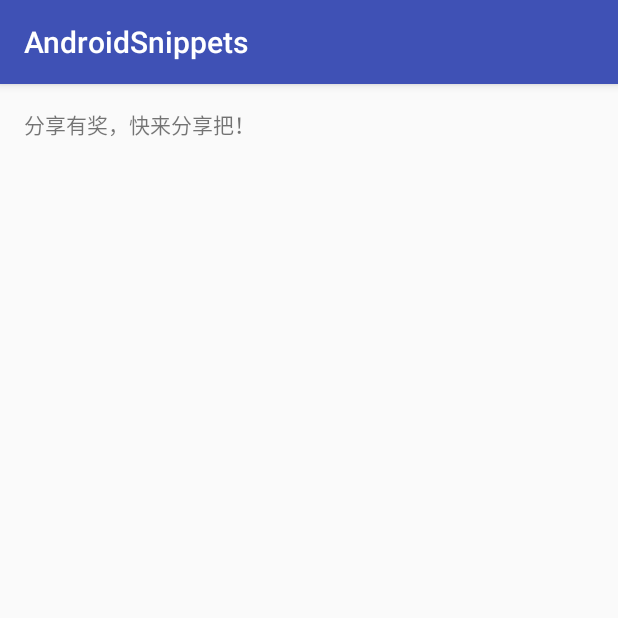
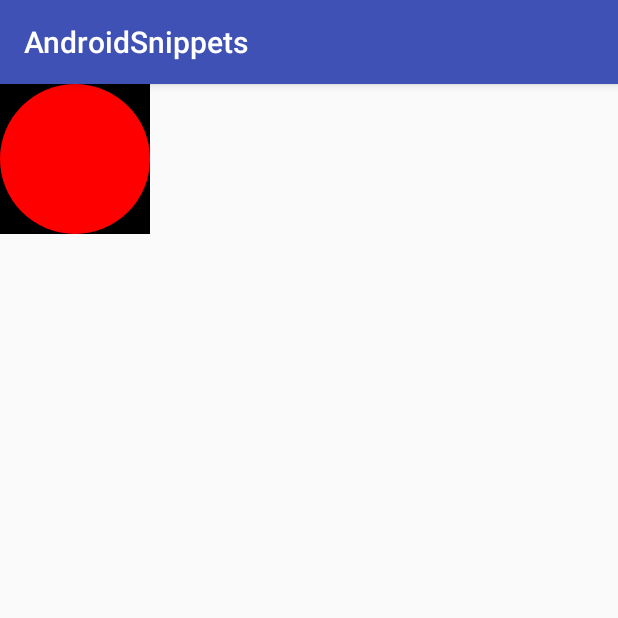
Before and after one commit to longlinht/AndroidSnippets, an Android app: the screen it shows after launch (MainActivity), on a phone screen of 412 x 824 dp, the top half of it. Run offline under Robolectric (Android 15) with nearby library versions, the phone set to English and light mode, and no system bars.

Commit message:
add a custom view demo

```diff
--- a/app/src/main/java/com/snippets/tao/androidsnippets/MainActivity.java
+++ b/app/src/main/java/com/snippets/tao/androidsnippets/MainActivity.java
@@ -19,6 +19,7 @@ public class MainActivity extends AppCompatActivity implements ScreenshotManager
         super.onCreate(savedInstanceState);
         setContentView(R.layout.activity_main);
 
+        /*
         TextView pageDownView = (TextView)findViewById(R.id.pageDownView);
         TextView pageUpView = (TextView)findViewById(R.id.pageUpView);
 
@@ -26,6 +27,7 @@ public class MainActivity extends AppCompatActivity implements ScreenshotManager
         mScreenshotManager = new ScreenshotManager(this, this);
 
         PermissionUtils.checkReadStoragePermission(this);
+        */
 
 
         /*
@@ -40,14 +42,12 @@ public class MainActivity extends AppCompatActivity implements ScreenshotManager
     @Override
     public void onResume() {
         super.onResume();
-        mScreenshotManager.startScreenshotObserver();
 
     }
 
     @Override
     public void onPause() {
         super.onPause();
-        mScreenshotManager.stopScreenshotObserver();
     }
 
 
--- /dev/null
+++ b/app/src/main/java/com/snippets/tao/androidsnippets/demo/CustomView.java
@@ -0,0 +1,86 @@
+package com.snippets.tao.androidsnippets.demo;
+
+import android.content.Context;
+import android.content.res.TypedArray;
+import android.graphics.Canvas;
+import android.graphics.Color;
+import android.graphics.Paint;
+import android.util.AttributeSet;
+import android.view.View;
+import com.snippets.tao.androidsnippets.R;
+
+/**
+ * Created by Tao He on 17/9/22.
+ * hetaoof@gmail.com
+ */
+
+public class CustomView extends View {
+
+    private int mDefaultSize;
+
+    public CustomView(Context context) {
+        super(context);
+    }
+
+    public CustomView(Context context, AttributeSet attributeSet) {
+        super(context, attributeSet);
+
+        TypedArray a = context.obtainStyledAttributes(attributeSet, R.styleable.CustomView);
+        mDefaultSize = a.getDimensionPixelSize(R.styleable.CustomView_default_size, 100);
+        a.recycle();
+    }
+
+    @Override
+    protected void onMeasure(int widthMeasureSpec, int heightMeasureSpec) {
+        super.onMeasure(widthMeasureSpec, heightMeasureSpec);
+        int width = getViewSize(widthMeasureSpec);
+        int height = getViewSize(heightMeasureSpec);
+
+        if (width < height) {
+            height = width;
+        } else {
+            width = height;
+        }
+
+        setMeasuredDimension(width, height);
+    }
+
+
+    @Override
+    protected void onDraw(Canvas canvas) {
+        super.onDraw(canvas);
+        int r = getMeasuredWidth() / 2;
+        int centerX = getLeft() + r;
+        int centerY = getTop() + r;
+
+        Paint paint = new Paint();
+        paint.setColor(Color.RED);
+        canvas.drawCircle(centerX, centerY, r, paint);
+    }
+
+
+
+    private int getViewSize(int measureSpec) {
+        int mySize = mDefaultSize;
+
+        int mode = MeasureSpec.getMode(measureSpec);
+        int size = MeasureSpec.getSize(measureSpec);
+
+        switch (mode) {
+            case MeasureSpec.UNSPECIFIED: {
+                mySize = mDefaultSize;
+                break;
+            }
+            case MeasureSpec.AT_MOST: {
+                mySize = size;
+                break;
+            }
+            case MeasureSpec.EXACTLY: {
+                mySize = size;
+                break;
+            }
+        }
+        return mySize;
+    }
+
+}
--- a/app/src/main/res/layout/activity_main.xml
+++ b/app/src/main/res/layout/activity_main.xml
@@ -1,28 +1,14 @@
 <?xml version="1.0" encoding="utf-8"?>
 <RelativeLayout
         xmlns:android="http://schemas.android.com/apk/res/android"
-        xmlns:tools="http://schemas.android.com/tools"
-        android:layout_width="match_parent"
-        android:layout_height="match_parent"
-        android:paddingLeft="@dimen/activity_horizontal_margin"
-        android:paddingRight="@dimen/activity_horizontal_margin"
-        android:paddingTop="@dimen/activity_vertical_margin"
-        android:paddingBottom="@dimen/activity_vertical_margin"
-        tools:context="com.snippets.tao.androidsnippets.MainActivity">
+        android:layout_width="wrap_content"
+        android:layout_height="wrap_content"
+        xmlns:app="http://schemas.android.com/apk/res-auto">
 
-    <TextView
-          android:id="@+id/pageUpView"
-          android:layout_width="wrap_content"
-          android:layout_height="wrap_content"
-          android:text="分享有奖，快来分享把！"
-    />
-
-    <TextView
-          android:id="@+id/pageDownView"
-          android:layout_width="wrap_content"
-          android:layout_height="wrap_content"
-          android:text="机会多多"
-    />
-
+    <com.snippets.tao.androidsnippets.demo.CustomView
+            android:layout_width="100dp"
+            android:layout_height="100dp"
+            app:default_size="100dp"
+            android:background="@android:color/background_dark" />
 
 </RelativeLayout>
--- a/app/src/main/res/values/styles.xml
+++ b/app/src/main/res/values/styles.xml
@@ -8,4 +8,8 @@
         <item name="colorAccent">@color/colorAccent</item>
     </style>
 
+    <declare-styleable name="CustomView">
+        <attr name="default_size" format="dimension" />
+    </declare-styleable>
+
 </resources>
```
